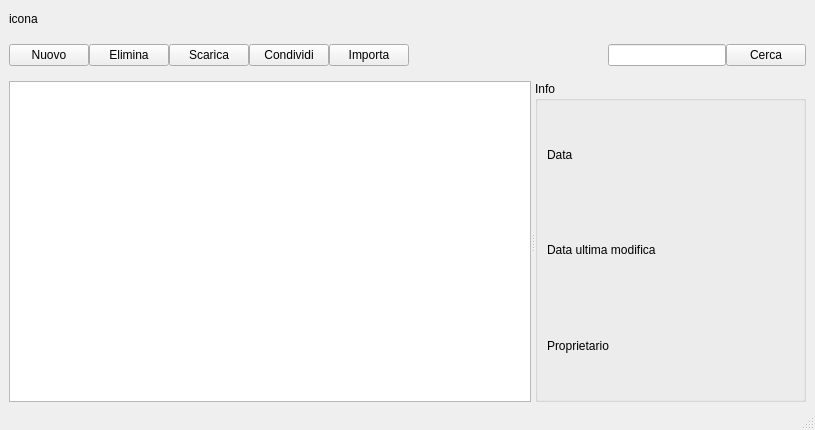
Qt form Client/principale.ui (MarcoFlo/Google-Drive) before a commit.
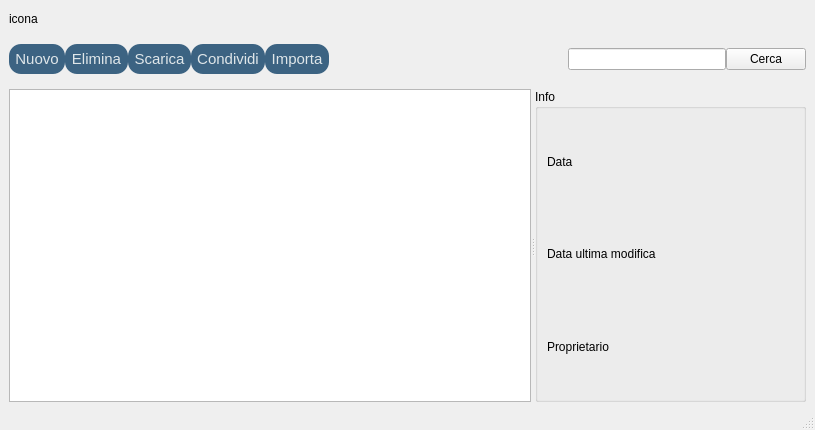
The same form after that commit.

Diff of the .ui file:
```diff
--- a/Client/principale.ui
+++ b/Client/principale.ui
@@ -85,37 +85,333 @@
        <layout class="QHBoxLayout" name="horizontalLayout_2">
         <item>
          <widget class="QPushButton" name="nuovo">
+          <property name="styleSheet">
+           <string notr="true">border-radius:12px;
+background-color: #3c6382;
+padding: 6px;
+color: #dfe6e9;
+border: none;
+font-size: 15px;
+font-family: 'Calibrì'</string>
+          </property>
           <property name="text">
            <string>Nuovo</string>
           </property>
+          <property name="flat">
+           <bool>true</bool>
+          </property>
          </widget>
         </item>
         <item>
          <widget class="QPushButton" name="elimina">
+          <property name="enabled">
+           <bool>true</bool>
+          </property>
+          <property name="styleSheet">
+           <string notr="true">border-radius:12px;
+background-color: #3c6382;
+padding: 6px;
+color: #dfe6e9;
+border: none;
+font-size: 15px;
+font-family: 'Calibrì'</string>
+          </property>
           <property name="text">
            <string>Elimina</string>
           </property>
+          <property name="flat">
+           <bool>true</bool>
+          </property>
          </widget>
         </item>
         <item>
          <widget class="QPushButton" name="scarica">
+          <property name="styleSheet">
+           <string notr="true">border-radius:12px;
+background-color: #3c6382;
+padding: 6px;
+color: #dfe6e9;
+border: none;
+font-size: 15px;
+font-family: 'Calibrì'</string>
+          </property>
           <property name="text">
            <string>Scarica</string>
           </property>
+          <property name="flat">
+           <bool>true</bool>
+          </property>
          </widget>
         </item>
         <item>
          <widget class="QPushButton" name="condividi">
+          <property name="styleSheet">
+           <string notr="true">border-radius:12px;
+background-color: #3c6382;
+padding: 6px;
+color: #dfe6e9;
+border: none;
+font-size: 15px;
+font-family: 'Calibrì'</string>
+          </property>
           <property name="text">
            <string>Condividi</string>
           </property>
+          <property name="flat">
+           <bool>true</bool>
+          </property>
          </widget>
         </item>
         <item>
          <widget class="QPushButton" name="importa">
+          <property name="enabled">
+           <bool>false</bool>
+          </property>
+          <property name="palette">
+           <palette>
+            <active>
+             <colorrole role="WindowText">
+              <brush brushstyle="SolidPattern">
+               <color alpha="255">
+                <red>223</red>
+                <green>230</green>
+                <blue>233</blue>
+               </color>
+              </brush>
+             </colorrole>
+             <colorrole role="Button">
+              <brush brushstyle="SolidPattern">
+               <color alpha="255">
+                <red>60</red>
+                <green>99</green>
+                <blue>130</blue>
+               </color>
+              </brush>
+             </colorrole>
+             <colorrole role="Light">
+              <brush brushstyle="SolidPattern">
+               <color alpha="255">
+                <red>255</red>
+                <green>255</green>
+                <blue>255</blue>
+               </color>
+              </brush>
+             </colorrole>
+             <colorrole role="Text">
+              <brush brushstyle="SolidPattern">
+               <color alpha="255">
+                <red>223</red>
+                <green>230</green>
+                <blue>233</blue>
+               </color>
+              </brush>
+             </colorrole>
+             <colorrole role="ButtonText">
+              <brush brushstyle="SolidPattern">
+               <color alpha="255">
+                <red>223</red>
+                <green>230</green>
+                <blue>233</blue>
+               </color>
+              </brush>
+             </colorrole>
+             <colorrole role="Base">
+              <brush brushstyle="SolidPattern">
+               <color alpha="255">
+                <red>60</red>
+                <green>99</green>
+                <blue>130</blue>
+               </color>
+              </brush>
+             </colorrole>
+             <colorrole role="Window">
+              <brush brushstyle="SolidPattern">
+               <color alpha="255">
+                <red>60</red>
+                <green>99</green>
+                <blue>130</blue>
+               </color>
+              </brush>
+             </colorrole>
+             <colorrole role="PlaceholderText">
+              <brush brushstyle="NoBrush">
+               <color alpha="128">
+                <red>120</red>
+                <green>120</green>
+                <blue>120</blue>
+               </color>
+              </brush>
+             </colorrole>
+            </active>
+            <inactive>
+             <colorrole role="WindowText">
+              <brush brushstyle="SolidPattern">
+               <color alpha="255">
+                <red>223</red>
+                <green>230</green>
+                <blue>233</blue>
+               </color>
+              </brush>
+             </colorrole>
+             <colorrole role="Button">
+              <brush brushstyle="SolidPattern">
+               <color alpha="255">
+                <red>60</red>
+                <green>99</green>
+                <blue>130</blue>
+               </color>
+              </brush>
+             </colorrole>
+             <colorrole role="Light">
+              <brush brushstyle="SolidPattern">
+               <color alpha="255">
+                <red>255</red>
+                <green>255</green>
+                <blue>255</blue>
+               </color>
+              </brush>
+             </colorrole>
+             <colorrole role="Text">
+              <brush brushstyle="SolidPattern">
+               <color alpha="255">
+                <red>223</red>
+                <green>230</green>
+                <blue>233</blue>
+               </color>
+              </brush>
+             </colorrole>
+             <colorrole role="ButtonText">
+              <brush brushstyle="SolidPattern">
+               <color alpha="255">
+                <red>223</red>
+                <green>230</green>
+                <blue>233</blue>
+               </color>
+              </brush>
+             </colorrole>
+             <colorrole role="Base">
+              <brush brushstyle="SolidPattern">
+               <color alpha="255">
+                <red>60</red>
+                <green>99</green>
+                <blue>130</blue>
+               </color>
+              </brush>
+             </colorrole>
+             <colorrole role="Window">
+              <brush brushstyle="SolidPattern">
+               <color alpha="255">
+                <red>60</red>
+                <green>99</green>
+                <blue>130</blue>
+               </color>
+              </brush>
+             </colorrole>
+             <colorrole role="PlaceholderText">
+              <brush brushstyle="NoBrush">
+               <color alpha="128">
+                <red>223</red>
+                <green>230</green>
+                <blue>233</blue>
+               </color>
+              </brush>
+             </colorrole>
+            </inactive>
+            <disabled>
+             <colorrole role="WindowText">
+              <brush brushstyle="SolidPattern">
+               <color alpha="243">
+                <red>115</red>
+                <green>124</green>
+                <blue>130</blue>
+               </color>
+              </brush>
+             </colorrole>
+             <colorrole role="Button">
+              <brush brushstyle="SolidPattern">
+               <color alpha="243">
+                <red>115</red>
+                <green>124</green>
+                <blue>130</blue>
+               </color>
+              </brush>
+             </colorrole>
+             <colorrole role="Light">
+              <brush brushstyle="SolidPattern">
+               <color alpha="243">
+                <red>115</red>
+                <green>124</green>
+                <blue>130</blue>
+               </color>
+              </brush>
+             </colorrole>
+             <colorrole role="Text">
+              <brush brushstyle="SolidPattern">
+               <color alpha="255">
+                <red>223</red>
+                <green>230</green>
+                <blue>233</blue>
+               </color>
+              </brush>
+             </colorrole>
+             <colorrole role="ButtonText">
+              <brush brushstyle="SolidPattern">
+               <color alpha="255">
+                <red>223</red>
+                <green>230</green>
+                <blue>233</blue>
+               </color>
+              </brush>
+             </colorrole>
+             <colorrole role="Base">
+              <brush brushstyle="SolidPattern">
+               <color alpha="255">
+                <red>60</red>
+                <green>99</green>
+                <blue>130</blue>
+               </color>
+              </brush>
+             </colorrole>
+             <colorrole role="Window">
+              <brush brushstyle="SolidPattern">
+               <color alpha="255">
+                <red>60</red>
+                <green>99</green>
+                <blue>130</blue>
+               </color>
+              </brush>
+             </colorrole>
+             <colorrole role="PlaceholderText">
+              <brush brushstyle="NoBrush">
+               <color alpha="128">
+                <red>223</red>
+                <green>230</green>
+                <blue>233</blue>
+               </color>
+              </brush>
+             </colorrole>
+            </disabled>
+           </palette>
+          </property>
+          <property name="autoFillBackground">
+           <bool>false</bool>
+          </property>
+          <property name="styleSheet">
+           <string notr="true">border-radius:12px;
+background-color: #3c6382;
+padding: 6px;
+color: #dfe6e9;
+border: none;
+font-size: 15px;
+font-family: 'Calibrì'
+</string>
+          </property>
           <property name="text">
            <string>Importa</string>
           </property>
+          <property name="flat">
+           <bool>true</bool>
+          </property>
          </widget>
         </item>
        </layout>
```
